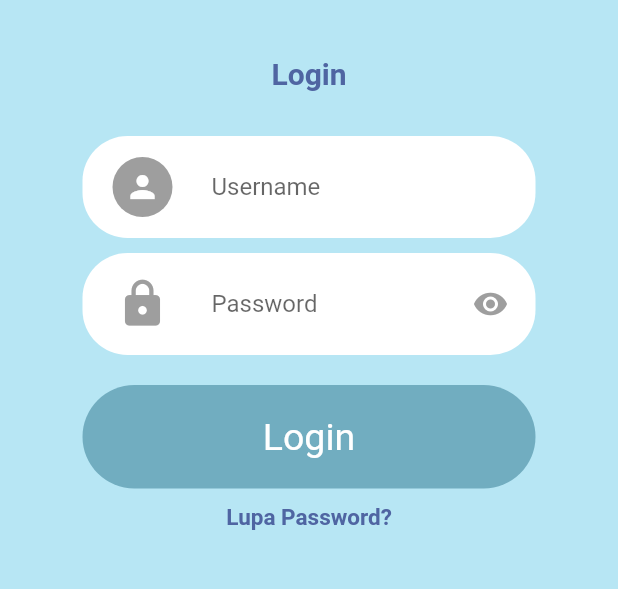
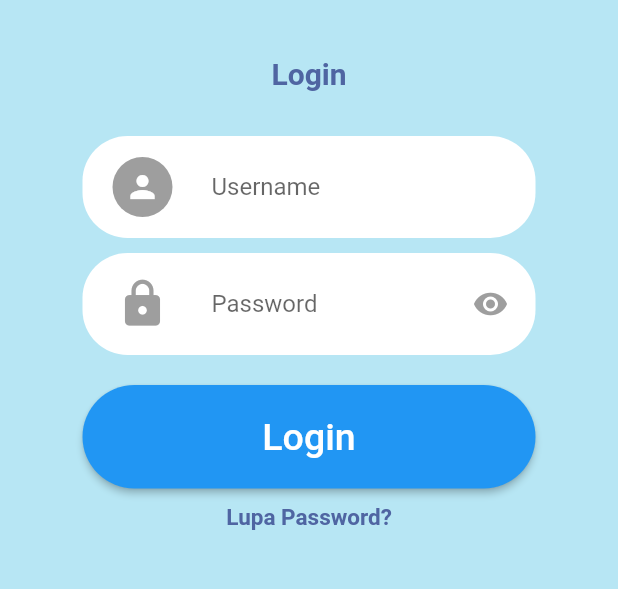
Before and after one commit to irdaislakhuafa/joki_academic, a Flutter app: the screen it shows after launch, on a phone screen of 412 x 824 dp, the part 587-1176 px from its top. Run offline on Flutter 3.47's test engine with Material 2 defaults, Android fonts, the phone set to English and light mode, and no system bars.

Commit message:
improve button login

```diff
--- a/lib/login.dart
+++ b/lib/login.dart
@@ -148,10 +148,15 @@ class _LoginPageState extends State<LoginPage> {
             // login button
             Container(
                 margin: EdgeInsets.only(left: 55, right: 55, top: 20),
-              decoration: BoxDecoration(
-                color: Theme.of(context).primaryColor,
+                child: ElevatedButton(
+                  style: ButtonStyle(
+                    shape: MaterialStateProperty.all(RoundedRectangleBorder(
                       borderRadius: BorderRadius.circular(40),
+                    )),
                   ),
+                  onPressed: () {
+                    // TODO: navigate this
+                  },
                   child: Container(
                     alignment: Alignment.center,
                     padding: EdgeInsets.all(20),
@@ -163,7 +168,7 @@ class _LoginPageState extends State<LoginPage> {
                       ),
                     ),
                   ),
-            ),
+                )),
 
             // lupa password
             Container(
```
Lines whose indentation alone changed are shown as unchanged.
